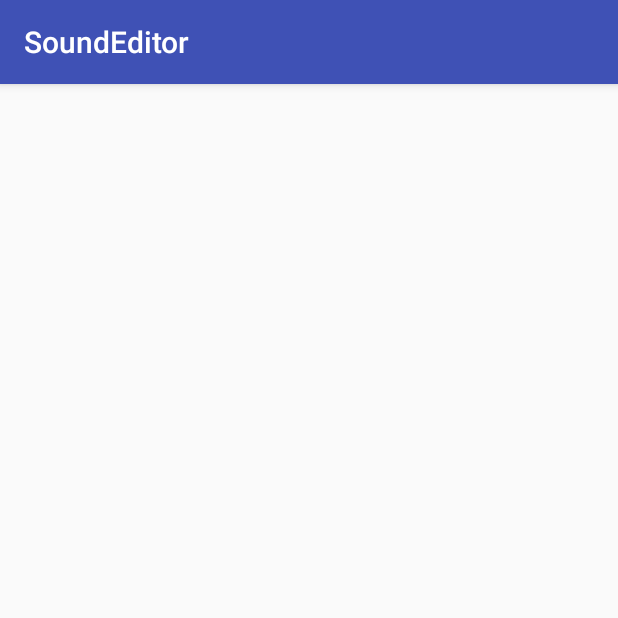
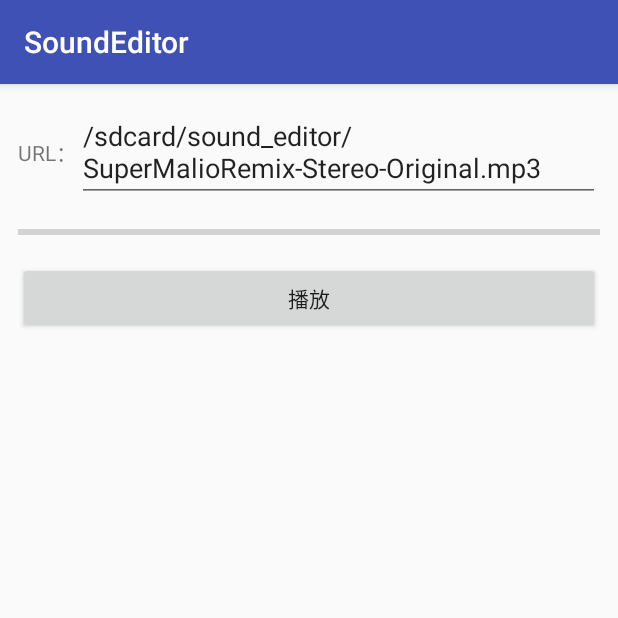
Before and after one commit to LKDont/SoundEditor, an Android app: the screen it shows after launch (MainAct), after a tap on "Player", on a phone screen of 412 x 824 dp, the top half of it. Run offline under Robolectric (Android 15) with nearby library versions, the light colour scheme and no system bars; our stand-ins replace EventBus; 1 statement that could not run was skipped.

Commit message:
增加播放器例子

```diff
--- a/app/src/main/res/layout/player_frag.xml
+++ b/app/src/main/res/layout/player_frag.xml
@@ -1,6 +1,49 @@
 <?xml version="1.0" encoding="utf-8"?>
-<FrameLayout xmlns:android="http://schemas.android.com/apk/res/android"
+<LinearLayout xmlns:android="http://schemas.android.com/apk/res/android"
+    xmlns:tools="http://schemas.android.com/tools"
     android:layout_width="match_parent"
-    android:layout_height="match_parent">
+    android:layout_height="match_parent"
+    android:orientation="vertical"
+    android:padding="12dp">
 
-</FrameLayout>
+    <!-- 输入 -->
+
+    <LinearLayout
+        android:layout_width="match_parent"
+        android:layout_height="wrap_content"
+        android:gravity="center_vertical">
+
+        <TextView
+            android:layout_width="wrap_content"
+            android:layout_height="wrap_content"
+            android:text="URL：" />
+
+        <EditText
+            android:id="@+id/input_et"
+            android:layout_width="match_parent"
+            android:layout_height="wrap_content" />
+    </LinearLayout>
+
+    <ProgressBar
+        android:id="@+id/time_pb"
+        style="@style/Base.Widget.AppCompat.ProgressBar.Horizontal"
+        android:layout_width="match_parent"
+        android:layout_height="wrap_content"
+        android:layout_marginBottom="12dp"
+        android:layout_marginTop="12dp"
+        tools:progress="50" />
+
+    <Button
+        android:id="@+id/play_btn"
+        android:layout_width="match_parent"
+        android:layout_height="wrap_content"
+        android:text="播放" />
+
+    <Button
+        android:id="@+id/stop_btn"
+        android:layout_width="match_parent"
+        android:layout_height="wrap_content"
+        android:text="停止"
+        android:visibility="gone" />
+
+</LinearLayout>
--- a/library/src/main/java/com/lkdont/sound/edit/Info.java
+++ b/library/src/main/java/com/lkdont/sound/edit/Info.java
@@ -13,9 +13,11 @@ import java.util.Locale;
 public class Info {
 
     private final String url;
+    private final boolean network;
 
     public Info(String url) {
         this.url = url;
+        network = url != null && url.startsWith("http");
     }
 
     private String codec = null;   // 解码器
@@ -33,6 +35,10 @@ public class Info {
 
     public String getUrl() {
         return url;
+    }
+
+    public boolean isNetwork() {
+        return network;
     }
 
     public String getCodec() {
@@ -64,13 +70,10 @@ public class Info {
             Log.e("Info", "load audio info fail : url == null");
             return -1;
         }
-        int network;
-        if (url.startsWith("http")) {
-            network = 1;
+        if (network) {
+            return _load(url, 1);
         } else {
-            network = 0;
+            return _load(url, 0);
         }
-
-        return _load(url, network);
     }
 }
--- /dev/null
+++ b/library/src/main/java/com/lkdont/sound/player/PlayEventListener.kt
@@ -0,0 +1,13 @@
+package com.lkdont.sound.player
+
+/**
+ * 播放事件
+ *
+ * Created by kidonliang on 2018/4/6.
+ */
+interface PlayEventListener {
+
+    fun onUpdatingTime(curTime: Long, totalTime: Long)
+
+    fun onUpdatingStatus(status: Status)
+}
```
Also changed, not shown: app/src/main/java/com/lkdont/soundeditor/ui/PlayerFrag.kt (+69 -12 lines), library/src/main/java/com/lkdont/sound/SoundPlayer.kt (deleted, +0 -30 lines), library/src/main/java/com/lkdont/sound/player/PlayTask.kt (added, +209 -0 lines), library/src/main/java/com/lkdont/sound/player/SoundPlayer.kt (added, +93 -0 lines), library/src/main/java/com/lkdont/sound/player/Status.kt (added, +30 -0 lines), 1 other file.
